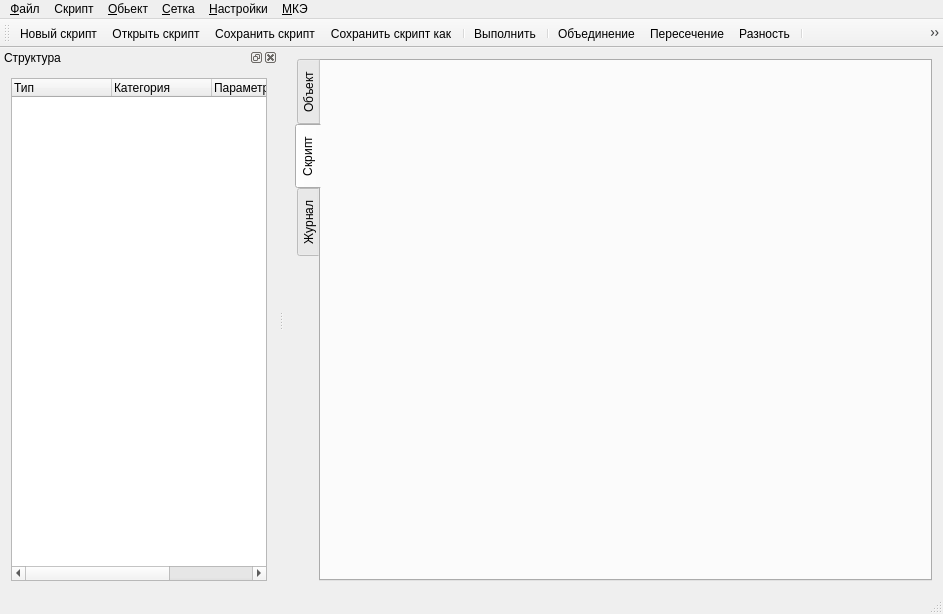
qzcad/qzcad-tree, file qzcad/mainwindow.ui: the form before one commit.
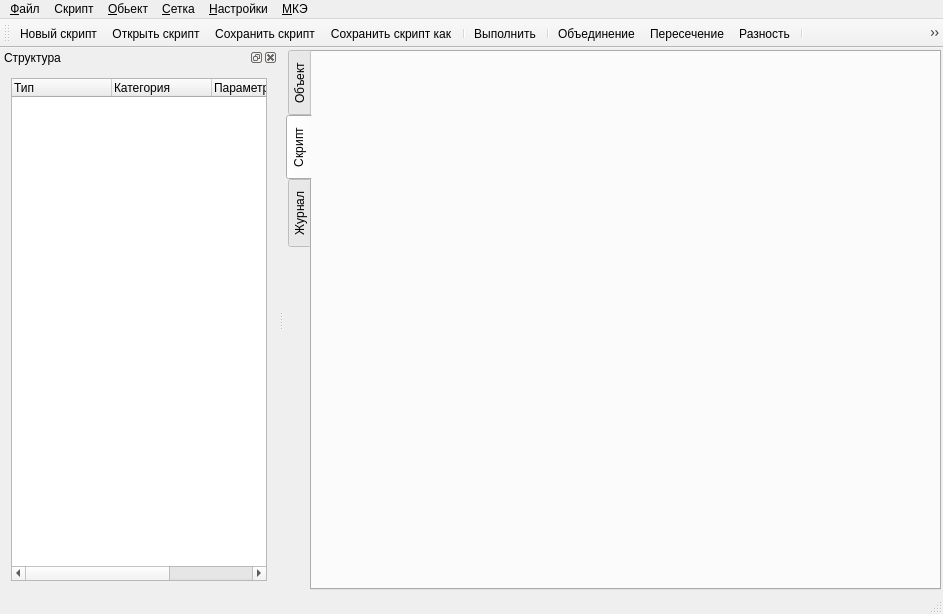
The form after the commit. The open tabs and pages were chosen to show the change. Icons and pictures are not drawn. Custom widgets are drawn as their Qt base class.

```diff
--- a/qzcad/mainwindow.ui
+++ b/qzcad/mainwindow.ui
@@ -19,6 +19,21 @@
   </property>
   <widget class="QWidget" name="centralWidget">
    <layout class="QVBoxLayout" name="verticalLayout_3">
+    <property name="spacing">
+     <number>2</number>
+    </property>
+    <property name="leftMargin">
+     <number>2</number>
+    </property>
+    <property name="topMargin">
+     <number>2</number>
+    </property>
+    <property name="rightMargin">
+     <number>2</number>
+    </property>
+    <property name="bottomMargin">
+     <number>2</number>
+    </property>
     <item>
      <widget class="QTabWidget" name="tabWidget">
       <property name="tabPosition">
@@ -42,6 +57,21 @@
         <string>Скрипт</string>
        </attribute>
        <layout class="QVBoxLayout" name="verticalLayout_5">
+        <property name="spacing">
+         <number>2</number>
+        </property>
+        <property name="leftMargin">
+         <number>2</number>
+        </property>
+        <property name="topMargin">
+         <number>2</number>
+        </property>
+        <property name="rightMargin">
+         <number>2</number>
+        </property>
+        <property name="bottomMargin">
+         <number>2</number>
+        </property>
         <item>
          <widget class="CodeEditor" name="codeEditor" native="true">
           <property name="font">
```
Left out of the diff: 50 changed lines with no effect on the pictures.
